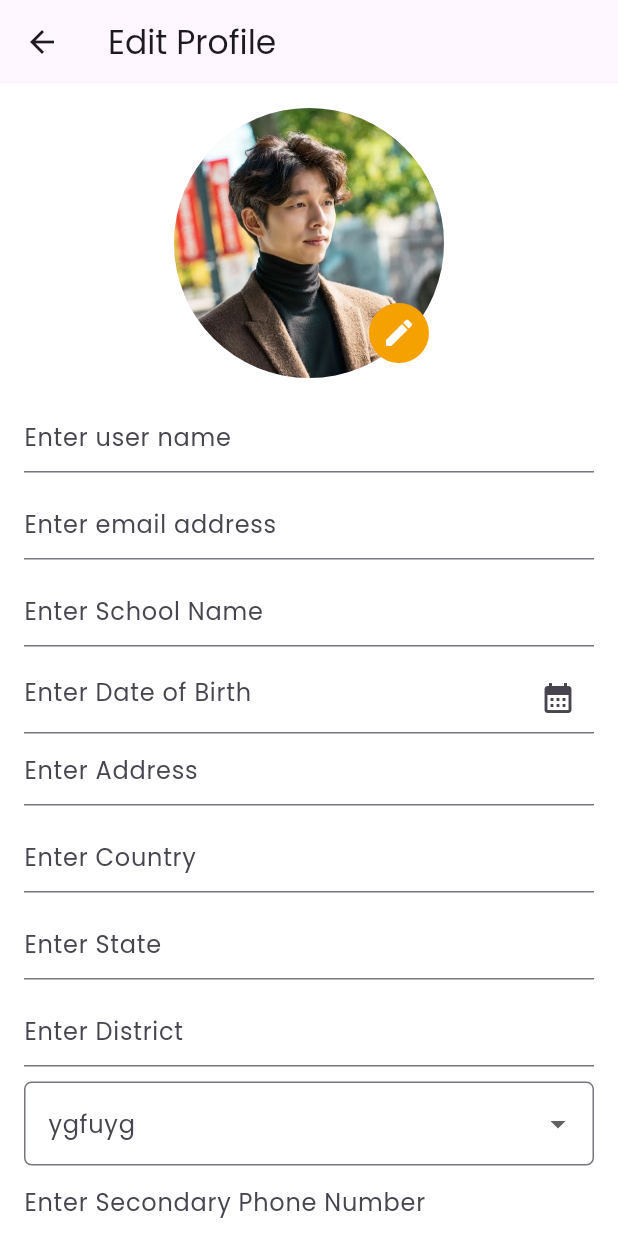
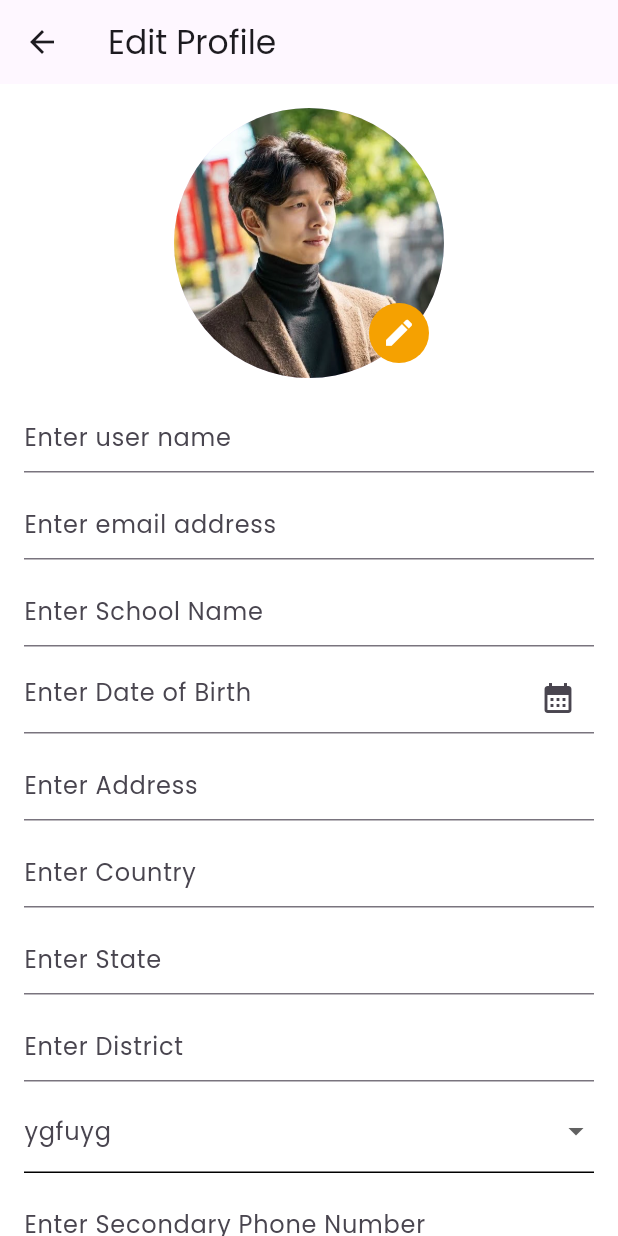
Before and after one commit to midhunmashuptech/Zephyr, a Flutter app: the EditProfile screen opened directly, on a phone screen of 412 x 824 dp. Run offline on Flutter 3.47's test engine with Material 3 defaults, Android fonts, the phone set to English and light mode, and no system bars; our stand-ins replace better_player, cached_network_image, dotted_border, file_picker, fluentui_system_icons, flutter_html and 18 more; missing offline and left inert: iconify_flutter_plus, syncfusion_flutter_pdfviewer; accounts and stored records are empty; statements that could not run were skipped; project files that could hold a hidden picture were left out.

Commit message:
Edit Profile Dropdown Done

```diff
--- a/lib/features/auth/registration/widgets/dropdown_widget.dart
+++ b/lib/features/auth/registration/widgets/dropdown_widget.dart
@@ -19,28 +19,23 @@ class DropdownWidget extends StatelessWidget {
   Widget build(BuildContext context) {
     return DropdownButtonFormField<String>(
       value: controller.text.isNotEmpty ? controller.text : null,
-     decoration: InputDecoration(
+      decoration: InputDecoration(
         labelText: label,
-          border: OutlineInputBorder(
-            borderRadius: BorderRadius.circular(5),
-          ),
-          focusedBorder: OutlineInputBorder(
-            borderSide: const BorderSide(color: AppColors.primaryGreen, width: 1.5),
-            borderRadius: BorderRadius.circular(5),
-          ),
-
-        ),
+        border: const UnderlineInputBorder(), // default underline
+        focusedBorder: const UnderlineInputBorder(),
+        enabledBorder: const UnderlineInputBorder(),
+      ),
       items: items
           .map((item) => DropdownMenuItem(
                 value: item,
                 child: Text(item),
-         ))
+              ))
           .toList(),
       onChanged: (value) {
         controller.text = value ?? '';
       },
       validator: validator ??
-      (value) => value == null || value.isEmpty ? '$label is required' : null,
+          (value) => value == null || value.isEmpty ? '$label is required' : null,
       menuMaxHeight: 300,
       borderRadius: BorderRadius.circular(5),
     );
--- a/lib/features/drawer/screens/edit_profile.dart
+++ b/lib/features/drawer/screens/edit_profile.dart
@@ -150,6 +150,7 @@ class _EditProfileState extends State<EditProfile> {
                   ),
                 ),
               ),
+              SizedBox(height: 10),
               TextField(
                 controller: addressController,
                 decoration: InputDecoration(hintText: "Enter Address"),
@@ -169,10 +170,11 @@ class _EditProfileState extends State<EditProfile> {
                 controller: districtController,
                 decoration: InputDecoration(hintText: "Enter District"),
               ),
-              SizedBox(height: 10),
+              SizedBox(height: 5),
               DropdownWidget(label: 'ygfuyg',
                items: ["rt","rdcr","rdrer"],
                controller: classController,),
+              SizedBox(height: 10),
               TextField(
                 keyboardType: TextInputType.number,
                 controller: secondaryPhoneController,
```
